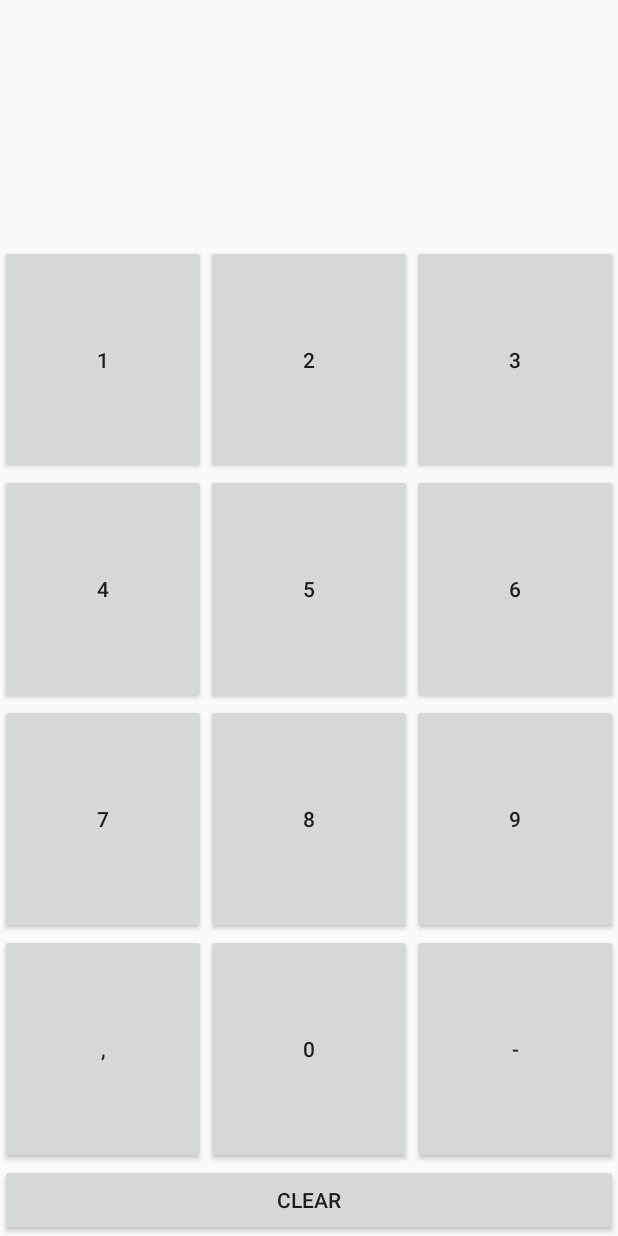
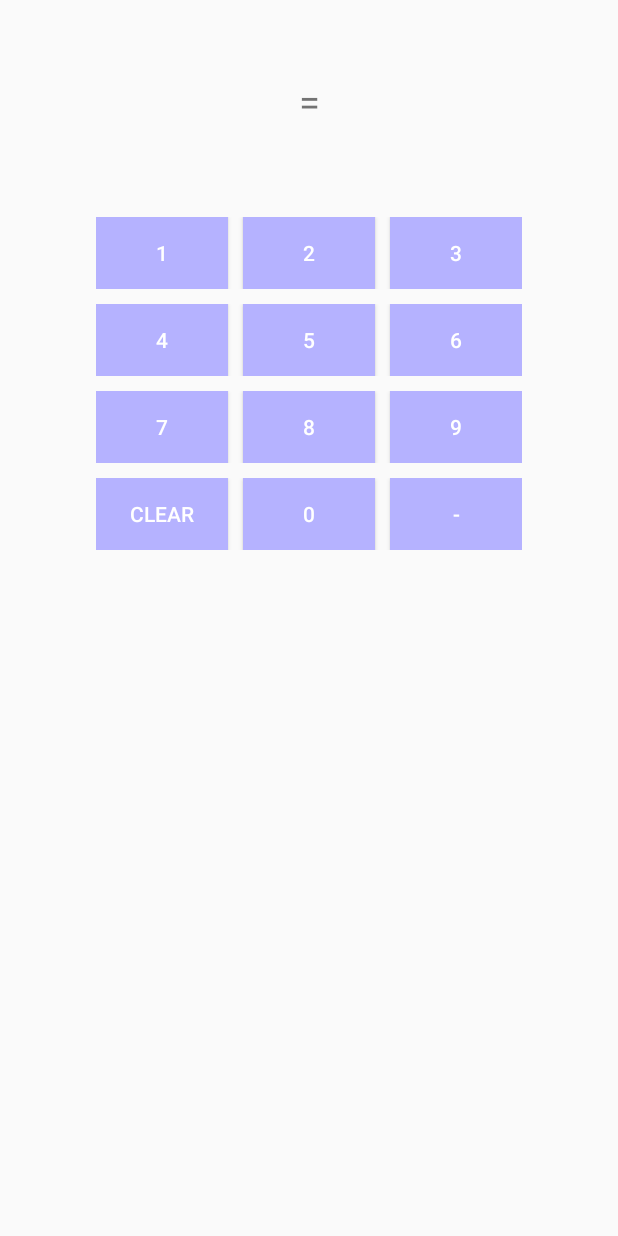
Before and after one commit to CapstoneAlarm/Image_MathQuiz_Alarm9, an Android app: the AlarmAlertActivity screen opened directly, with no data from a screen before it, on a phone screen of 412 x 824 dp. Run offline under Robolectric (Android 15) with nearby library versions, the phone set to English and light mode, and no system bars; 3 statements that could not run were skipped.

Commit message:
retrain 결과 추가

```diff
--- a/app/src/main/java/za/co/neilson/alarm/alert/AlarmAlertActivity.java
+++ b/app/src/main/java/za/co/neilson/alarm/alert/AlarmAlertActivity.java
@@ -166,7 +166,7 @@ public class AlarmAlertActivity extends Activity implements OnClickListener {
 			((Button) findViewById(R.id.Button8)).setOnClickListener(this);
 			((Button) findViewById(R.id.Button9)).setOnClickListener(this);
 			((Button) findViewById(R.id.Button_clear)).setOnClickListener(this);
-			((Button) findViewById(R.id.Button_decimal)).setOnClickListener(this);
+			//((Button) findViewById(R.id.Button_decimal)).setOnClickListener(this);
 			((Button) findViewById(R.id.Button_minus)).setOnClickListener(this);
 
 		} catch(Exception e){
--- a/app/src/main/java/za/co/neilson/alarm/alert/MathProblem.java
+++ b/app/src/main/java/za/co/neilson/alarm/alert/MathProblem.java
@@ -16,7 +16,6 @@ package za.co.neilson.alarm.alert;
 
 import java.util.ArrayList;
 import java.util.Random;
-
 public class MathProblem {
 
 	enum Operator {
@@ -52,7 +51,7 @@ public class MathProblem {
 	private ArrayList<Operator> operators;
 	private int answer = 0;
 	private int min = 0;
-	private int max = 10;
+	private int max = 12;
 	public MathProblem() {
 		this(3);
 	}
@@ -67,62 +66,42 @@ public class MathProblem {
 
 		operators = new ArrayList<MathProblem.Operator>(numParts - 1);
 		for (int i = 0; i < numParts - 1; i++)
-			operators.add(i,Operator.values()[random.nextInt(2)+1]);
+			operators.add(i, Operator.values()[random.nextInt(2) + 1]);
 
 		ArrayList<Object> combinedParts = new ArrayList<Object>();
-		for (int i = 0; i < numParts; i++){
+		for (int i = 0; i < numParts; i++) {
 			combinedParts.add(parts.get(i));
-			if(i<numParts-1)
+			if (i < numParts - 1)
 				combinedParts.add(operators.get(i));
 		}
 
-		while(combinedParts.contains(Operator.DIVIDE)){
-			int i = combinedParts.indexOf(Operator.DIVIDE);
-			answer = (Integer) combinedParts.get(i-1) / (Integer) combinedParts.get(i+1);
-			for (int r = 0; r < 2; r++)
-				combinedParts.remove(i-1);
-			combinedParts.set(i-1, answer);
+
+		//sj
+		while(combinedParts.contains(Operator.DIVIDE) ||combinedParts.contains(Operator.MULTIPLY)
+				||combinedParts.contains(Operator.ADD) ||combinedParts.contains(Operator.SUBTRACT)){
+
+			int i = 0;
+			//Operator를 object형태로 combinedParts.get(i)에 넘겨주어 연산자를 식별할 수 있게함
+			while(!(combinedParts.get(i) instanceof Operator)){
+				i++;
 			}
-		while(combinedParts.contains(Operator.MULTIPLY)){
-			int i = combinedParts.indexOf(Operator.MULTIPLY);
-			answer = (Integer) combinedParts.get(i-1) * (Integer) combinedParts.get(i+1);
+
+			//받아온 연산자에 따른 계산 수행
+			if(combinedParts.get(i) == Operator.DIVIDE){
+				answer = (Integer)combinedParts.get(i-1) / (Integer)combinedParts.get(i+1);
+			}else if(combinedParts.get(i) == Operator.MULTIPLY){
+				answer = (Integer)combinedParts.get(i-1) * (Integer)combinedParts.get(i+1);
+			}else if(combinedParts.get(i) == Operator.ADD){
+				answer = (Integer)combinedParts.get(i-1) + (Integer)combinedParts.get(i+1);
+			}else {	//combinedParts.get(i) == Operator.SUBTRACT
+				answer = (Integer)combinedParts.get(i-1) - (Integer)combinedParts.get(i+1);
+			}
+
 			for (int r = 0; r < 2; r++)
 				combinedParts.remove(i-1);
 			combinedParts.set(i-1, answer);
 		}
 
-//		while(combinedParts.contains(Operator.ADD) ||combinedParts.contains(Operator.SUBTRACT)){
-//			int i = 0;
-//			while(!(combinedParts.get(i) instanceof Operator)){
-//				i++;
-//			}
-//			if(combinedParts.get(i) == Operator.ADD){
-//				answer = (Integer)combinedParts.get(i-1) + (Integer)combinedParts.get(i+1);
-//			}else{
-//				answer = (Integer)combinedParts.get(i-1) - (Integer)combinedParts.get(i+1);
-//			}
-//			for (int r = 0; r < 2; r++)
-//				combinedParts.remove(i-1);
-//			combinedParts.set(i-1, answer);
-//		}
-
-		while(combinedParts.contains(Operator.ADD)){
-			int i = combinedParts.indexOf(Operator.ADD);
-			answer = (Integer) combinedParts.get(i-1) + (Integer) combinedParts.get(i+1);
-			for (int r = 0; r < 2; r++)
-				combinedParts.remove(i-1);
-			combinedParts.set(i-1, answer);
-		}
-		while(combinedParts.contains(Operator.SUBTRACT)){
-			int i = combinedParts.indexOf(Operator.SUBTRACT);
-			answer = (Integer) combinedParts.get(i-1) - (Integer) combinedParts.get(i+1);
-			for (int r = 0; r < 2; r++)
-				combinedParts.remove(i-1);
-			combinedParts.set(i-1, answer);
-		}
-
-//		2 5 7 8 9 11
-//		 + - * / -
 	}
 
 	/*
--- a/app/src/main/res/layout/alarm_alert.xml
+++ b/app/src/main/res/layout/alarm_alert.xml
@@ -16,183 +16,224 @@ WITHOUT WARRANTIES OR CONDITIONS OF ANY KIND, either express or implied. See the
 The source of this source is "https://github.com/SheldonNeilson/Android-Alarm-Clock.git"
 
 -->
-<TableLayout xmlns:android="http://schemas.android.com/apk/res/android"
+<RelativeLayout xmlns:android="http://schemas.android.com/apk/res/android"
+    xmlns:tools="http://schemas.android.com/tools"
     android:layout_width="match_parent"
-    android:layout_height="match_parent" >
+    android:layout_height="match_parent">
 
-    <TableRow
-        android:id="@+id/tableRow0"
-        android:layout_width="wrap_content"
-        android:layout_height="wrap_content" >
+    <LinearLayout
+        android:layout_width="match_parent"
+        android:layout_height="match_parent"
+        android:orientation="vertical">
+
+        <LinearLayout
+            android:layout_width="match_parent"
+            android:layout_height="wrap_content"
+            android:padding="10dp"
+            android:orientation="horizontal"
+            android:layout_marginBottom="40dp"
+            android:layout_marginTop="40dp">
 
             <TextView
                 android:id="@+id/textView1"
+                android:layout_width="wrap_content"
+                android:layout_height="match_parent"
+                android:gravity="center_vertical|end"
+                android:layout_weight="1"
+                android:textSize="25sp"
+                tools:text="Math Question"/>
+
+            <TextView
+                android:id="@+id/textView"
+                android:layout_width="wrap_content"
+                android:layout_height="match_parent"
+                android:layout_weight="1"
+                android:text="="
+                android:textSize="25dp"
+                android:gravity="center"/>
+
+            <TextView
+                android:id="@+id/textView2"
+                android:layout_width="wrap_content"
+                android:layout_height="match_parent"
+                android:layout_gravity="bottom"
+                android:gravity="center_vertical|start"
+                android:layout_weight="1"
+                android:textSize="25sp"
+                tools:text="Math Answer"/>
+        </LinearLayout>
+
+        <LinearLayout
+            android:orientation="horizontal"
+            android:layout_width="match_parent"
+            android:layout_height="wrap_content"
+            android:layout_margin="10dp"
+            android:gravity="center">
+
+
+            <LinearLayout
                 android:layout_width="0dp"
                 android:layout_height="wrap_content"
                 android:layout_weight="1"
-            android:textAppearance="?android:attr/textAppearanceLarge"
-            android:layout_gravity="center"/>
+                android:gravity="center"
+                android:orientation="vertical">
 
-    </TableRow>
-
-    <TableRow
-        android:id="@+id/tableRow1"
+                <LinearLayout
                     android:layout_width="wrap_content"
-        android:layout_height="0dp"
-        android:layout_weight="1" >
-
-        <TextView
-            android:id="@+id/textView2"
-            android:layout_width="0dp"
                     android:layout_height="wrap_content"
-            android:layout_weight="1"
-            android:textAppearance="?android:attr/textAppearanceLarge"
-            android:textColor="@android:color/black"
-            android:layout_gravity="center"/>
-
-    </TableRow>
-
-    <TableRow
-        android:id="@+id/tableRow2"
-        android:layout_width="wrap_content"
-        android:layout_height="0dp"
-        android:layout_weight="1" >
+                    android:layout_marginBottom="10dp">
 
                     <Button
                         android:id="@+id/Button1"
-            android:layout_width="0dp"
-            android:layout_height="fill_parent"
+                        android:layout_width="wrap_content"
+                        android:layout_height="wrap_content"
+                        android:background="@color/colorSkyBlue"
+                        android:textColor="@color/colorWhite"
+                        android:layout_marginRight="10dp"
+                        android:text="@string/_1"
                         android:layout_weight="1"
-            android:tag="1"
-            android:text="@string/_1" />
+                        android:tag="1"/>
 
                     <Button
                         android:id="@+id/Button2"
-            android:layout_width="0dp"
-            android:layout_height="fill_parent"
+                        android:layout_width="wrap_content"
+                        android:layout_height="wrap_content"
+                        android:background="@color/colorSkyBlue"
+                        android:textColor="@color/colorWhite"
+                        android:layout_marginRight="10dp"
+                        android:text="@string/_2"
                         android:layout_weight="1"
-            android:tag="2"
-            android:text="@string/_2" />
+                        android:tag="2"/>
 
                     <Button
                         android:id="@+id/Button3"
-            android:layout_width="0dp"
-            android:layout_height="fill_parent"
+                        android:layout_width="wrap_content"
+                        android:layout_height="wrap_content"
+                        android:background="@color/colorSkyBlue"
+                        android:textColor="@color/colorWhite"
+                        android:text="@string/_3"
                         android:layout_weight="1"
-            android:tag="3"
-            android:text="@string/_3" />
+                        android:tag="3"/>
+                </LinearLayout>
 
-    </TableRow>
-
-    <TableRow
-        android:id="@+id/TableRow3"
+                <LinearLayout
                     android:layout_width="wrap_content"
-        android:layout_height="0dp"
-        android:layout_weight="1" >
+                    android:layout_height="wrap_content"
+                    android:layout_marginBottom="10dp">
 
                     <Button
                         android:id="@+id/Button4"
-            android:layout_width="0dp"
-            android:layout_height="fill_parent"
+                        android:layout_width="wrap_content"
+                        android:layout_height="wrap_content"
+                        android:background="@color/colorSkyBlue"
+                        android:textColor="@color/colorWhite"
+                        android:layout_marginRight="10dp"
+                        android:text="@string/_4"
                         android:layout_weight="1"
-            android:tag="4"
-            android:text="@string/_4" />
+                        android:tag="4"/>
 
                     <Button
                         android:id="@+id/Button5"
-            android:layout_width="0dp"
-            android:layout_height="fill_parent"
+                        android:layout_width="wrap_content"
+                        android:layout_height="wrap_content"
+                        android:background="@color/colorSkyBlue"
+                        android:textColor="@color/colorWhite"
+                        android:layout_marginRight="10dp"
+                        android:text="@string/_5"
                         android:layout_weight="1"
-            android:tag="5"
-            android:text="@string/_5" />
+                        android:tag="5"/>
 
                     <Button
                         android:id="@+id/Button6"
-            android:layout_width="0dp"
-            android:layout_height="fill_parent"
+                        android:layout_width="wrap_content"
+                        android:layout_height="wrap_content"
+                        android:background="@color/colorSkyBlue"
+                        android:textColor="@color/colorWhite"
+                        android:text="@string/_6"
                         android:layout_weight="1"
-            android:tag="6"
-            android:text="@string/_6" />
+                        android:tag="6"/>
+                </LinearLayout>
 
-    </TableRow>
-
-    <TableRow
-        android:id="@+id/TableRow4"
+                <LinearLayout
                     android:layout_width="wrap_content"
-        android:layout_height="0dp"
-        android:layout_weight="1" >
+                    android:layout_height="wrap_content"
+                    android:layout_marginBottom="10dp">
 
                     <Button
                         android:id="@+id/Button7"
-            android:layout_width="0dp"
-            android:layout_height="fill_parent"
+                        android:layout_width="wrap_content"
+                        android:layout_height="wrap_content"
+                        android:background="@color/colorSkyBlue"
+                        android:textColor="@color/colorWhite"
+                        android:layout_marginRight="10dp"
+                        android:text="@string/_7"
                         android:layout_weight="1"
-            android:tag="7"
-            android:text="@string/_7" />
+                        android:tag="7"/>
 
                     <Button
                         android:id="@+id/Button8"
-            android:layout_width="0dp"
-            android:layout_height="fill_parent"
+                        android:layout_width="wrap_content"
+                        android:layout_height="wrap_content"
+                        android:background="@color/colorSkyBlue"
+                        android:textColor="@color/colorWhite"
+                        android:layout_marginRight="10dp"
+                        android:text="@string/_8"
                         android:layout_weight="1"
-            android:tag="8"
-            android:text="@string/_8" />
+                        android:tag="8"/>
 
                     <Button
                         android:id="@+id/Button9"
-            android:layout_width="0dp"
-            android:layout_height="fill_parent"
+                        android:layout_width="wrap_content"
+                        android:layout_height="wrap_content"
+                        android:background="@color/colorSkyBlue"
+                        android:textColor="@color/colorWhite"
+                        android:text="@string/_9"
                         android:layout_weight="1"
-            android:tag="9"
-            android:text="@string/_9" />
+                        android:tag="9"/>
+                </LinearLayout>
 
-    </TableRow>
-
-    <TableRow
-        android:id="@+id/tableRow5"
+                <LinearLayout
                     android:layout_width="wrap_content"
-        android:layout_height="0dp"
-        android:layout_weight="1" >
+                    android:layout_height="wrap_content">
 
                     <Button
-            android:id="@+id/Button_decimal"
-            android:layout_width="0dp"
-            android:layout_height="fill_parent"
+                        android:id="@+id/Button_clear"
+                        android:layout_width="wrap_content"
+                        android:layout_height="wrap_content"
+                        android:background="@color/colorSkyBlue"
+                        android:textColor="@color/colorWhite"
+                        android:layout_marginRight="10dp"
+                        android:text="@string/clear_button_text"
                         android:layout_weight="1"
-            android:tag="."
-            android:text="@string/decimal_button_text" />
+                        android:tag = "clear"/>
 
                     <Button
                         android:id="@+id/Button0"
-            android:layout_width="0dp"
-            android:layout_height="fill_parent"
+                        android:layout_width="wrap_content"
+                        android:layout_height="wrap_content"
+                        android:background="@color/colorSkyBlue"
+                        android:textColor="@color/colorWhite"
+                        android:layout_marginRight="10dp"
+                        android:text="@string/_0"
                         android:layout_weight="1"
-            android:tag="0"
-            android:text="@string/_0" />
+                        android:tag="0"/>
 
                     <Button
                         android:id="@+id/Button_minus"
-            android:layout_width="0dp"
-            android:layout_height="fill_parent"
+                        android:layout_width="wrap_content"
+                        android:layout_height="wrap_content"
+                        android:background="@color/colorSkyBlue"
+                        android:textColor="@color/colorWhite"
+                        android:text="@string/minus_button_text"
                         android:layout_weight="1"
-            android:tag="-"
-            android:text="@string/minus_button_text" />
+                        android:tag="-"/>
 
-    </TableRow>
+                </LinearLayout>
 
-    <TableRow
-        android:id="@+id/tableRow6"
-        android:layout_width="wrap_content"
-        android:layout_height="wrap_content" >
+            </LinearLayout>
 
-        <Button
-            android:id="@+id/Button_clear"
-            android:layout_width="0dp"
-            android:layout_height="wrap_content"
-            android:layout_weight="1"
-            android:tag="clear"
-            android:text="@string/clear_button_text" />
+        </LinearLayout>
 
-    </TableRow>
+    </LinearLayout>
 
-</TableLayout>
+</RelativeLayout>
--- a/app/src/main/res/values/colors.xml
+++ b/app/src/main/res/values/colors.xml
@@ -19,4 +19,7 @@
     <color name="colorPrimary">#3F51B5</color>
     <color name="colorPrimaryDark">#303F9F</color>
     <color name="colorAccent">#FF4081</color>
+    <color name="colorSkyBlue">#B5B2FF</color>
+    <color name="colorWhite">#FFFFFF</color>
+
 </resources>
```
Lines whose indentation alone changed are shown as unchanged.
